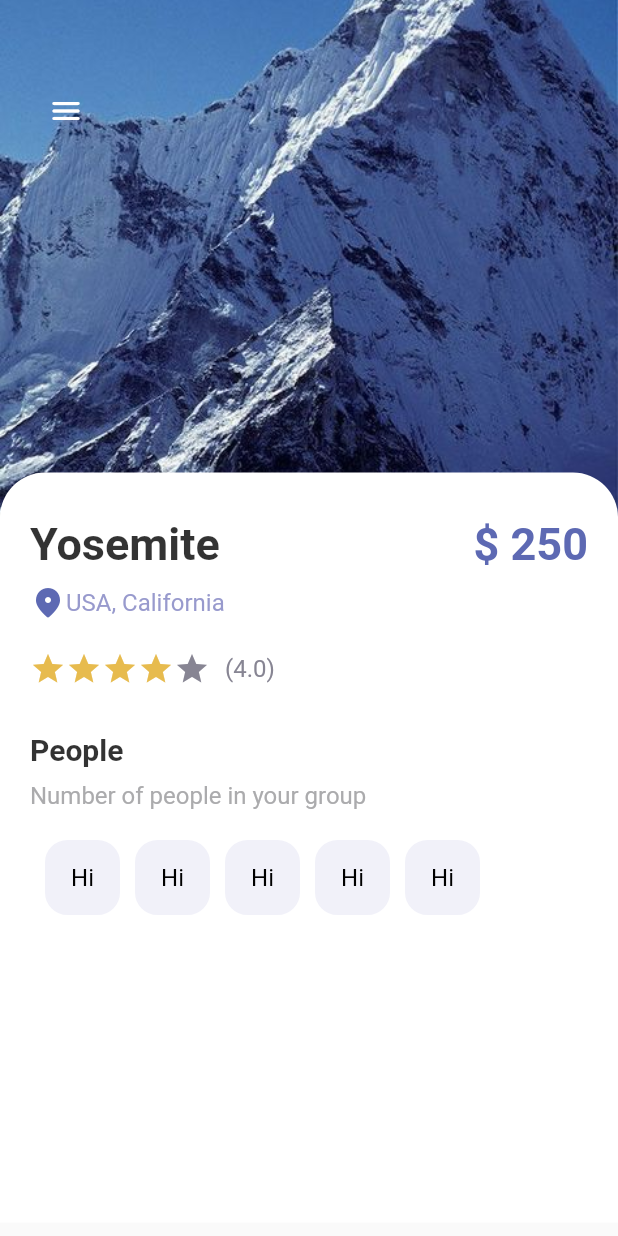
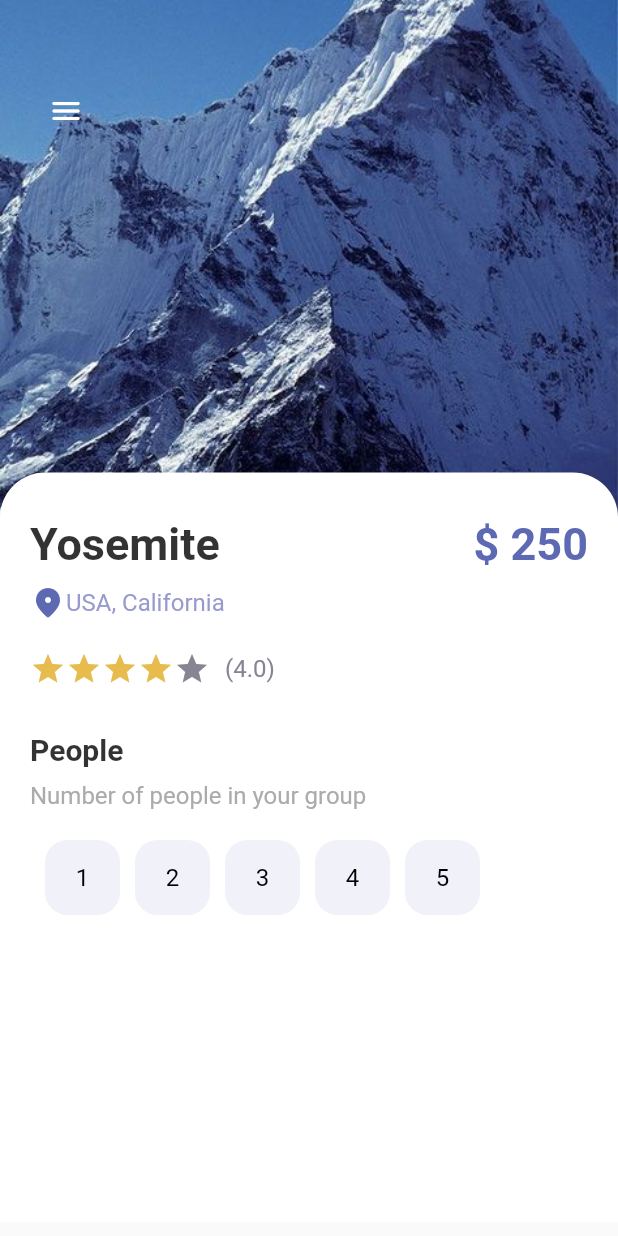
Before and after one commit to badadarr/Flutter-Cubit-State-Management-API-Request, a Flutter app: the screen it shows after launch, on a phone screen of 412 x 824 dp. Run offline on Flutter 3.47's test engine with Material 2 defaults, Android fonts, the phone set to English and light mode, and no system bars.

Commit message:
Button detail choose people seat done!

```diff
--- a/lib/pages/detail_page.dart
+++ b/lib/pages/detail_page.dart
@@ -14,6 +14,7 @@ class DetailPage extends StatefulWidget {
 
 class _DetailPageState extends State<DetailPage> {
   int gottenStars = 4;
+  int selectedIndex = -1;
   @override
   Widget build(BuildContext context) {
     return Scaffold(
@@ -123,12 +124,25 @@ class _DetailPageState extends State<DetailPage> {
                     ),
                     Wrap(
                       children: List.generate(5, (index) {
-                        return AppButton(
-                          size: 50,
-                          color: Colors.black,
-                          backgroundColor: AppColors.buttonBackground,
-                          borderColor: AppColors.buttonBackground,
-                          isIcon: false,
+                        return InkWell(
+                          onTap: () {
+                            setState(() {
+                              selectedIndex = index;
+                            });
+                          },
+                          child: AppButton(
+                            size: 50,
+                            color: selectedIndex == index
+                                ? Colors.white
+                                : Colors.black,
+                            backgroundColor: selectedIndex == index
+                                ? Colors.black
+                                : AppColors.buttonBackground,
+                            borderColor: selectedIndex == index
+                                ? Colors.black
+                                : AppColors.buttonBackground,
+                            text: (index + 1).toString(),
+                          ),
                         );
                       }),
                     ),
--- a/lib/widgets/app_button.dart
+++ b/lib/widgets/app_button.dart
@@ -39,7 +39,7 @@ class AppButton extends StatelessWidget {
           ? Center(
               child: AppText(
                 text: text!,
-                color: Colors.black,
+                color: color,
               ),
             )
           : Center(
```
